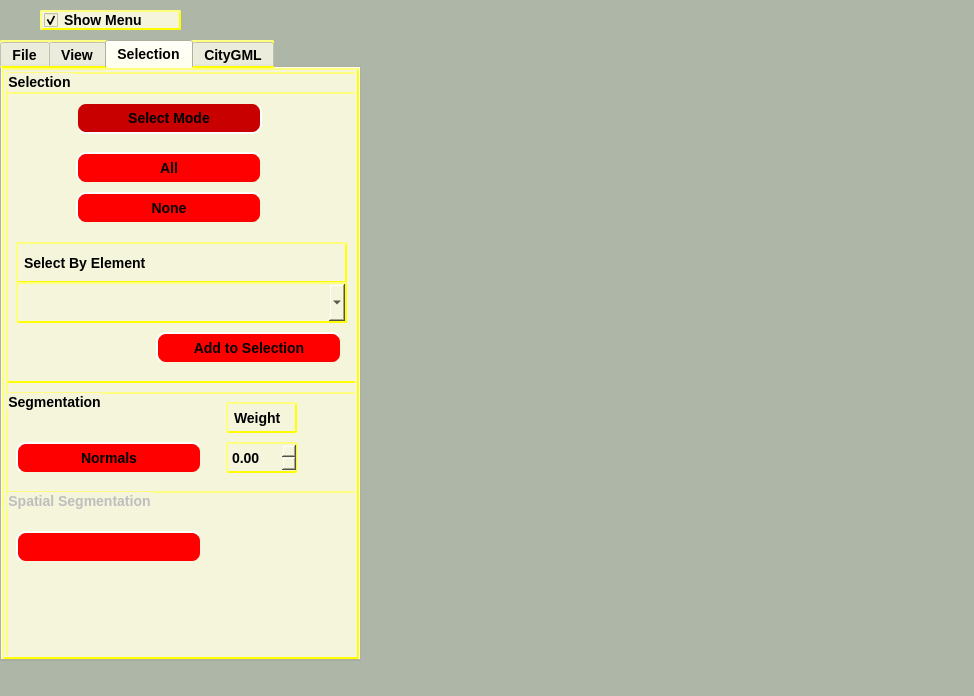
The window that forms/mainwindow.ui (pranjal23/osg2citygml) describes before a commit, drawn with Qt 5.
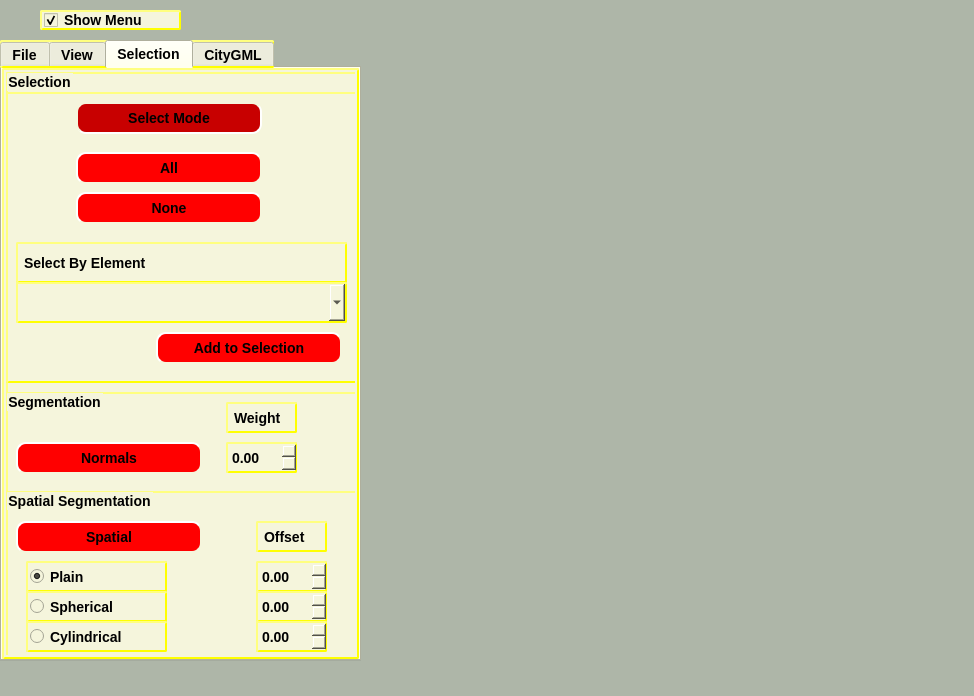
The same window after the commit. The open tabs and pages were chosen to show the change. Icons and pictures are not drawn. Custom widgets are drawn as their Qt base class.

Commit message: [Changes] - Some refactoring and UI changes beforing moving graph generation to separate class

Patch:
```diff
--- a/forms/mainwindow.ui
+++ b/forms/mainwindow.ui
@@ -1629,7 +1629,7 @@
       </widget>
       <widget class="QGroupBox" name="spatialGrp">
        <property name="enabled">
-        <bool>false</bool>
+        <bool>true</bool>
        </property>
        <property name="geometry">
         <rect>
@@ -1644,12 +1644,12 @@
        </property>
        <widget class="QPushButton" name="spatialBtn">
         <property name="enabled">
-         <bool>false</bool>
+         <bool>true</bool>
         </property>
         <property name="geometry">
          <rect>
           <x>10</x>
-          <y>40</y>
+          <y>30</y>
           <width>186</width>
           <height>32</height>
          </rect>
@@ -1802,6 +1802,109 @@
          <bool>false</bool>
         </property>
        </widget>
+       <widget class="QRadioButton" name="plainRb">
+        <property name="geometry">
+         <rect>
+          <x>20</x>
+          <y>70</y>
+          <width>141</width>
+          <height>31</height>
+         </rect>
+        </property>
+        <property name="text">
+         <string>Plain</string>
+        </property>
+        <property name="checked">
+         <bool>true</bool>
+        </property>
+       </widget>
+       <widget class="QRadioButton" name="sphericalRb">
+        <property name="geometry">
+         <rect>
+          <x>20</x>
+          <y>100</y>
+          <width>141</width>
+          <height>31</height>
+         </rect>
+        </property>
+        <property name="text">
+         <string>Spherical</string>
+        </property>
+       </widget>
+       <widget class="QRadioButton" name="cylindricalRb">
+        <property name="geometry">
+         <rect>
+          <x>20</x>
+          <y>130</y>
+          <width>141</width>
+          <height>31</height>
+         </rect>
+        </property>
+        <property name="text">
+         <string>Cylindrical</string>
+        </property>
+       </widget>
+       <widget class="QLabel" name="label_2">
+        <property name="geometry">
+         <rect>
+          <x>250</x>
+          <y>30</y>
+          <width>71</width>
+          <height>31</height>
+         </rect>
+        </property>
+        <property name="text">
+         <string>Offset</string>
+        </property>
+       </widget>
+       <widget class="QDoubleSpinBox" name="plainOffset">
+        <property name="geometry">
+         <rect>
+          <x>250</x>
+          <y>70</y>
+          <width>71</width>
+          <height>31</height>
+         </rect>
+        </property>
+        <property name="maximum">
+         <double>10.000000000000000</double>
+        </property>
+        <property name="singleStep">
+         <double>0.100000000000000</double>
+        </property>
+       </widget>
+       <widget class="QDoubleSpinBox" name="sphericalOffset">
+        <property name="geometry">
+         <rect>
+          <x>250</x>
+          <y>100</y>
+          <width>71</width>
+          <height>31</height>
+         </rect>
+        </property>
+        <property name="maximum">
+         <double>10.000000000000000</double>
+        </property>
+        <property name="singleStep">
+         <double>0.100000000000000</double>
+        </property>
+       </widget>
+       <widget class="QDoubleSpinBox" name="cylindricalOffset">
+        <property name="geometry">
+         <rect>
+          <x>250</x>
+          <y>130</y>
+          <width>71</width>
+          <height>31</height>
+         </rect>
+        </property>
+        <property name="maximum">
+         <double>10.000000000000000</double>
+        </property>
+        <property name="singleStep">
+         <double>0.100000000000000</double>
+        </property>
+       </widget>
       </widget>
      </widget>
      <widget class="QGroupBox" name="groupBox_6">
```
The commit also changes 3 other files.
